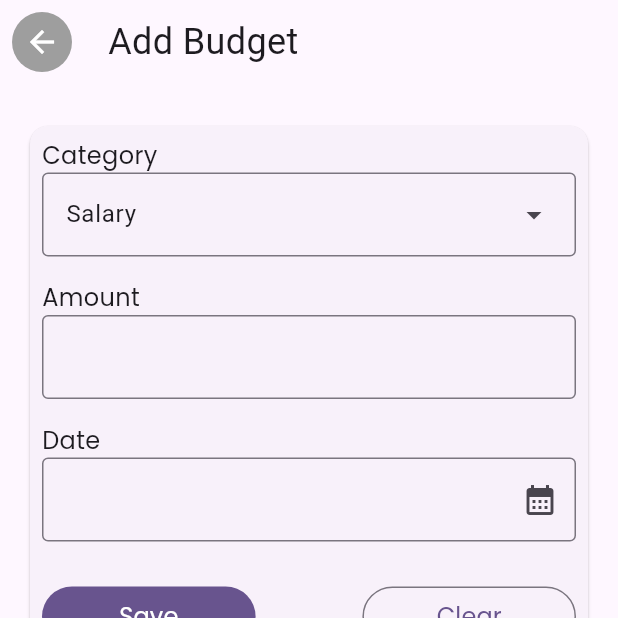
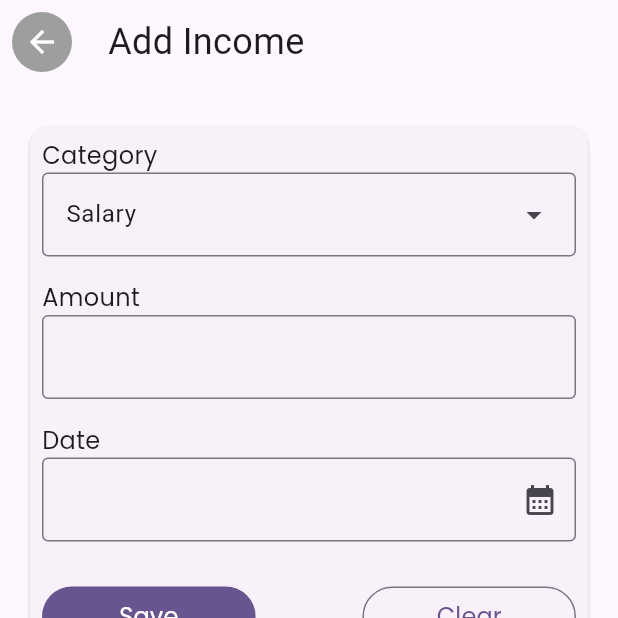
Before and after one commit to UnknownRori/budgetmate, a Flutter app: the AddBudgetMobile screen opened directly, on a phone screen of 412 x 824 dp, the top half of it. Run offline on Flutter 3.47's test engine with Material 3 defaults, Android fonts, the phone set to English and light mode, and no system bars.

Commit message:
📦 update back button

```diff
--- a/lib/components/back_button.dart
+++ b/lib/components/back_button.dart
@@ -1,14 +1,15 @@
 import 'package:flutter/material.dart';
 
-class BackButton extends StatelessWidget {
-  const BackButton({super.key});
+class CustomBackButton extends StatelessWidget {
+  final String label;
+
+  const CustomBackButton({super.key, required this.label});
 
   @override
   Widget build(BuildContext context) {
-    return SafeArea(
-      child: Padding(
-        padding: const EdgeInsets.all(8.0),
-        child: CircleAvatar(
+    return Row(
+      children: [
+        CircleAvatar(
           backgroundColor: Colors.grey,
           child: IconButton(
             icon: const Icon(
@@ -20,7 +21,11 @@ class BackButton extends StatelessWidget {
             },
           ),
         ),
-      ),
+        Container(
+          margin: const EdgeInsets.only(left: 24),
+          child: const Text("Add Income", style: TextStyle(fontSize: 24)),
+        ),
+      ],
     );
   }
 }
--- a/lib/page/add_budget.dart
+++ b/lib/page/add_budget.dart
@@ -1,3 +1,4 @@
+import 'package:budget_mate/components/back_button.dart';
 import 'package:budget_mate/components/text_field.dart';
 import 'package:budget_mate/models/transaction.dart';
 import 'package:budget_mate/utils/theme.dart';
@@ -39,36 +40,11 @@ class _AddBudgetMobileState extends State<AddBudgetMobile> {
     return Scaffold(
       body: Column(
         children: [
-          Row(
-            children: [
-              SafeArea(
-                child: Padding(
-                  padding: const EdgeInsets.all(8.0),
-                  child: Row(
-                    mainAxisAlignment: MainAxisAlignment.spaceBetween,
-                    children: [
-                      CircleAvatar(
-                        backgroundColor: Colors.grey,
-                        child: IconButton(
-                          icon: const Icon(
-                            Icons.arrow_back,
-                            color: Colors.white,
-                          ),
-                          onPressed: () {
-                            Navigator.pop(context);
-                          },
-                        ),
-                      ),
-                      Container(
-                        margin: const EdgeInsets.only(left: 24),
-                        child: const Text("Add Budget",
-                            style: TextStyle(fontSize: 24)),
-                      ),
-                    ],
-                  ),
-                ),
-              ),
-            ],
+          const SafeArea(
+            child: Padding(
+              padding: EdgeInsets.all(8.0),
+              child: CustomBackButton(label: "Add Income"),
+            ),
           ),
           Padding(
             padding: mobile.pagePadding,
```
